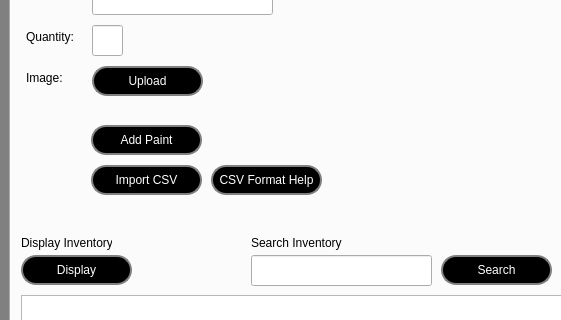
The window that mainwindow.ui (amy-e-stone/MiniPaintVault) describes before a commit, drawn with Qt 5; both pictures show x 0 to 561 and y 280 to 600 of the 1057 by 989 pixel window.
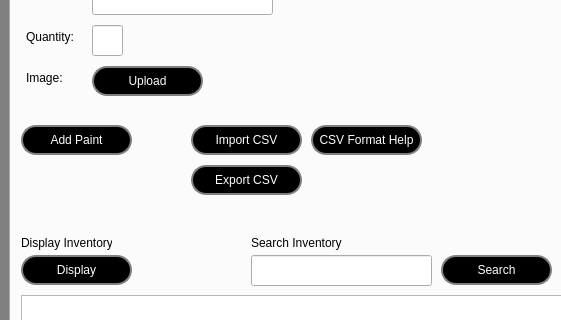
The same window after the commit.

Commit message: Added export feature

Patch:
```diff
--- a/mainwindow.ui
+++ b/mainwindow.ui
@@ -598,7 +598,7 @@
        <widget class="QPushButton" name="buttonAddPaint">
         <property name="geometry">
          <rect>
-          <x>80</x>
+          <x>10</x>
           <y>370</y>
           <width>111</width>
           <height>30</height>
@@ -626,8 +626,8 @@
        <widget class="QPushButton" name="buttonImportCSV">
         <property name="geometry">
          <rect>
-          <x>80</x>
-          <y>410</y>
+          <x>180</x>
+          <y>370</y>
           <width>111</width>
           <height>30</height>
          </rect>
@@ -654,8 +654,8 @@
        <widget class="QPushButton" name="buttonHelp">
         <property name="geometry">
          <rect>
-          <x>200</x>
-          <y>410</y>
+          <x>300</x>
+          <y>370</y>
           <width>111</width>
           <height>30</height>
          </rect>
@@ -729,6 +729,34 @@
          <string>Deselect All</string>
         </property>
        </widget>
+       <widget class="QPushButton" name="buttonExportCSV">
+        <property name="geometry">
+         <rect>
+          <x>180</x>
+          <y>410</y>
+          <width>111</width>
+          <height>30</height>
+         </rect>
+        </property>
+        <property name="minimumSize">
+         <size>
+          <width>0</width>
+          <height>0</height>
+         </size>
+        </property>
+        <property name="maximumSize">
+         <size>
+          <width>16777215</width>
+          <height>16777215</height>
+         </size>
+        </property>
+        <property name="styleSheet">
+         <string notr="true"/>
+        </property>
+        <property name="text">
+         <string>Export CSV</string>
+        </property>
+       </widget>
       </widget>
       <widget class="QWidget" name="minisTab">
        <property name="styleSheet">
```
The commit also changes 5 other files.
